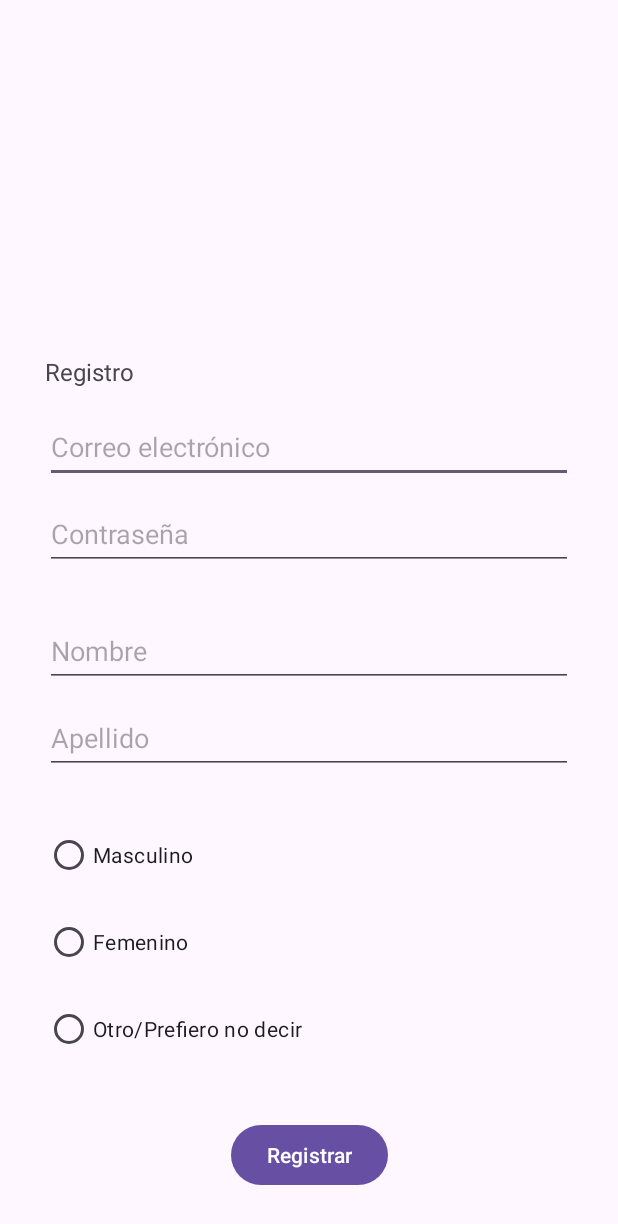
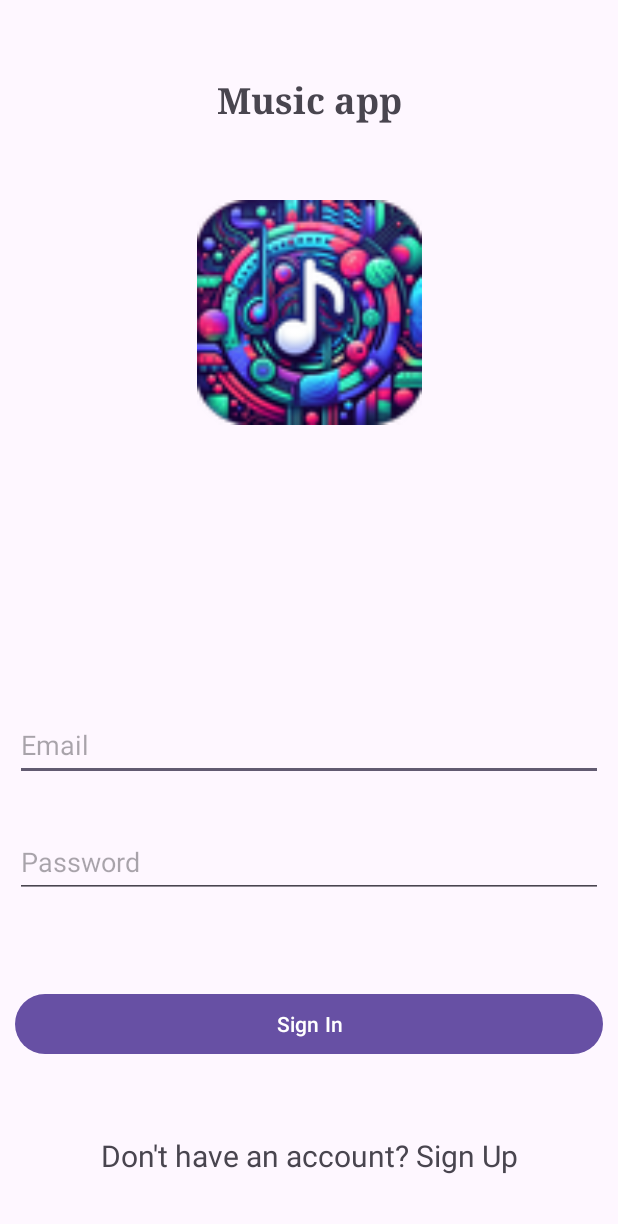
Before and after one commit to RCordobaG/Modulo4PracticaFinal, an Android app: the screen it shows after launch (RegistroActivity before the commit, MainActivity after it), on a phone screen of 412 x 824 dp. Shown: the top 1224 px of the screen. Run offline under Robolectric (Android 15) with nearby library versions, the phone set to English and light mode, and no system bars.

Commit message:
Fragments and development best practices

```diff
--- a/app/build.gradle.kts
+++ b/app/build.gradle.kts
@@ -33,6 +33,9 @@ android {
     kotlinOptions {
         jvmTarget = "1.8"
     }
+    buildFeatures{
+        viewBinding = true
+    }
 }
 
 dependencies {
--- a/app/src/main/AndroidManifest.xml
+++ b/app/src/main/AndroidManifest.xml
@@ -16,9 +16,6 @@
             android:name=".getInfoActivity"
             android:exported="false" />
         <activity
-            android:name=".RegistroActivity"
-            android:exported="false" />
-        <activity
             android:name=".MainActivity"
             android:exported="true">
             <intent-filter>
--- /dev/null
+++ b/app/src/main/java/com/rodricorgom/modulo4practicafinal/FragmentLogin.kt
@@ -0,0 +1,81 @@
+package com.rodricorgom.modulo4practicafinal
+
+import android.content.Intent
+import android.os.Bundle
+import androidx.fragment.app.Fragment
+import android.view.LayoutInflater
+import android.view.View
+import android.view.ViewGroup
+import com.rodricorgom.modulo4practicafinal.databinding.FragmentLoginBinding
+
+// TODO: Rename parameter arguments, choose names that match
+// the fragment initialization parameters, e.g. ARG_ITEM_NUMBER
+private const val ARG_PARAM1 = "EMAIL"
+private const val ARG_PARAM2 = "PASSWORD"
+
+/**
+ * A simple [Fragment] subclass.
+ * Use the [FragmentLogin.newInstance] factory method to
+ * create an instance of this fragment.
+ */
+class FragmentLogin : Fragment() {
+    private lateinit var binding : FragmentLoginBinding
+    // TODO: Rename and change types of parameters
+    private var param1: String? = null
+    private var param2: String? = null
+
+    override fun onCreate(savedInstanceState: Bundle?) {
+        super.onCreate(savedInstanceState)
+        arguments?.let {
+            param1 = it.getString(ARG_PARAM1)
+            param2 = it.getString(ARG_PARAM2)
+        }
+    }
+
+    override fun onCreateView(
+        inflater: LayoutInflater, container: ViewGroup?,
+        savedInstanceState: Bundle?
+    ): View? {
+        // Inflate the layout for this fragment
+        binding = FragmentLoginBinding.inflate(inflater,container,false)
+        return binding.root
+    }
+
+    override fun onViewCreated(view: View, savedInstanceState: Bundle?) {
+        super.onViewCreated(view, savedInstanceState)
+        var mail = binding.textEmail.text
+        var pass = binding.textPassword.text
+        binding.buttonSignIn.setOnClickListener{
+            val user = Usuario(mail.toString(),pass.toString())
+            val signInIntent = Intent(requireContext(),getInfoActivity::class.java).apply{
+                putExtra("EXTRA_EMAIL",user.email)
+                putExtra("EXTRA_PASSWORD",user.password)
+                putExtra("EXTRA_TYPE","SIGN_IN")
+            }
+            startActivity(signInIntent)
+        }
+        binding.registerText.setOnClickListener{
+            val user = Usuario(mail.toString(),pass.toString())
+            parentFragmentManager.beginTransaction()
+                .replace(R.id.fragmentContainerView,FragmentSignUp.newInstance(user.email,user.password))
+                .addToBackStack("FragmentSignUp")
+                .commit()
+        }
+
+    }
+
+    companion object {
+        /**
+         * Use this factory method to create a new instance of
+         * this fragment using the provided parameters.
+         *
+         * @param param1 Parameter 1.
+         * @param param2 Parameter 2.
+         * @return A new instance of fragment LoginFragment.
+         */
+        // TODO: Rename and change types and number of parameters
+        @JvmStatic
+        fun newInstance() =
+            FragmentLogin()
+    }
+}
--- a/app/src/main/java/com/rodricorgom/modulo4practicafinal/MainActivity.kt
+++ b/app/src/main/java/com/rodricorgom/modulo4practicafinal/MainActivity.kt
@@ -3,17 +3,21 @@ package com.rodricorgom.modulo4practicafinal
 import android.content.Intent
 import androidx.appcompat.app.AppCompatActivity
 import android.os.Bundle
+import com.rodricorgom.modulo4practicafinal.databinding.ActivityMainBinding
 
 class MainActivity : AppCompatActivity() {
+    private lateinit var binding : ActivityMainBinding
     override fun onCreate(savedInstanceState: Bundle?) {
         super.onCreate(savedInstanceState)
-        setContentView(R.layout.activity_main)
+        binding = ActivityMainBinding.inflate(layoutInflater)
+        setContentView(binding.root)
     }
 
     override fun onResume() {
         super.onResume()
-        val nextIntent = Intent(this,RegistroActivity::class.java)
-        startActivity(nextIntent)
+        supportFragmentManager.beginTransaction()
+            .add(R.id.fragmentContainerView,FragmentLogin.newInstance())
+            .commit()
     }
 
 }
--- a/app/src/main/java/com/rodricorgom/modulo4practicafinal/RegistroActivity.kt
+++ /dev/null
@@ -1,43 +0,0 @@
-package com.rodricorgom.modulo4practicafinal
-
-import android.content.Intent
-import androidx.appcompat.app.AppCompatActivity
-import android.os.Bundle
-import android.widget.Button
-import android.widget.EditText
-import android.widget.RadioButton
-import android.widget.RadioGroup
-import android.widget.TextView
-
-class RegistroActivity : AppCompatActivity() {
-    override fun onCreate(savedInstanceState: Bundle?) {
-        super.onCreate(savedInstanceState)
-        setContentView(R.layout.activity_registro)
-
-        val registerBtn = findViewById<Button>(R.id.registroBtn)
-
-        val sendUserIntent = Intent(this,getInfoActivity::class.java)
-
-        var correo = findViewById<EditText>(R.id.emailTxt)
-        var password = findViewById<EditText>(R.id.passwordTxt)
-        var nombre = findViewById<EditText>(R.id.nombreTxt)
-        var apellido = findViewById<EditText>(R.id.apellidoTxt)
-        var genero = findViewById<RadioGroup>(R.id.radioGroup)
-
-
-
-
-
-        registerBtn.setOnClickListener{
-            var generoId = findViewById<RadioButton>(genero.checkedRadioButtonId)
-            val dataIntent = Intent(this,getInfoActivity::class.java).apply{
-                putExtra("email",correo.text.toString())
-                putExtra("pass",password.text.toString())
-                putExtra("name",nombre.text.toString())
-                putExtra("surname",apellido.text.toString())
-                putExtra("gender",generoId.text.toString())
-            }
-            startActivity(dataIntent)
-        }
-    }
-}
--- a/app/src/main/res/layout/activity_main.xml
+++ b/app/src/main/res/layout/activity_main.xml
@@ -7,10 +7,8 @@
 
     tools:context=".MainActivity">
 
-    <ImageView
-        android:id="@+id/imageView2"
-        android:layout_width="wrap_content"
-        android:layout_height="wrap_content"
-        android:layout_margin="20dp"
-        tools:srcCompat="@tools:sample/backgrounds/scenic" />
+    <androidx.fragment.app.FragmentContainerView
+        android:id="@+id/fragmentContainerView"
+        android:layout_width="match_parent"
+        android:layout_height="match_parent" />
 </FrameLayout>
--- a/app/src/main/res/layout/activity_registro.xml
+++ /dev/null
@@ -1,116 +0,0 @@
-<?xml version="1.0" encoding="utf-8"?>
-<androidx.constraintlayout.widget.ConstraintLayout xmlns:android="http://schemas.android.com/apk/res/android"
-xmlns:app="http://schemas.android.com/apk/res-auto"
-xmlns:tools="http://schemas.android.com/tools"
-android:layout_width="match_parent"
-android:layout_height="match_parent"
-android:padding="30dp"
-tools:context=".RegistroActivity">
-
-<Button
-    android:id="@+id/registroBtn"
-    android:layout_width="wrap_content"
-    android:layout_height="wrap_content"
-    android:text="Registrar"
-    app:layout_constraintBottom_toBottomOf="parent"
-    app:layout_constraintEnd_toEndOf="parent"
-    app:layout_constraintStart_toStartOf="parent" />
-
-<RadioGroup
-    android:id="@+id/radioGroup"
-    android:layout_width="match_parent"
-    android:layout_height="180dp"
-    android:layout_marginBottom="20dp"
-    app:layout_constraintBottom_toTopOf="@+id/registroBtn"
-    app:layout_constraintEnd_toEndOf="parent"
-    app:layout_constraintStart_toStartOf="parent">
-
-    <RadioButton
-        android:id="@+id/radioMale"
-        android:layout_width="match_parent"
-        android:layout_height="wrap_content"
-        android:layout_marginBottom="10dp"
-        android:text="Masculino" />
-
-    <RadioButton
-        android:id="@+id/radioFemale"
-        android:layout_width="match_parent"
-        android:layout_height="wrap_content"
-        android:layout_marginBottom="10dp"
-        android:text="Femenino" />
-
-    <RadioButton
-        android:id="@+id/radioOther"
-        android:layout_width="match_parent"
-        android:layout_height="wrap_content"
-        android:text="Otro/Prefiero no decir" />
-</RadioGroup>
-
-<EditText
-    android:id="@+id/emailTxt"
-    android:layout_width="match_parent"
-    android:layout_height="48dp"
-    android:layout_marginBottom="10dp"
-    android:ems="10"
-    android:hint="Correo electrónico"
-    android:inputType="textEmailAddress"
-    app:layout_constraintBottom_toTopOf="@+id/passwordTxt"
-    app:layout_constraintEnd_toEndOf="parent"
-    app:layout_constraintStart_toStartOf="parent" />
-
-<EditText
-    android:id="@+id/passwordTxt"
-    android:layout_width="match_parent"
-    android:layout_height="48dp"
-    android:layout_marginBottom="30dp"
-    android:ems="10"
-    android:hint="Contraseña"
-    android:inputType="textPassword"
-    app:layout_constraintBottom_toTopOf="@+id/nombreTxt"
-    app:layout_constraintEnd_toEndOf="parent"
-    app:layout_constraintStart_toStartOf="parent" />
-
-<EditText
-    android:id="@+id/apellidoTxt"
-    android:layout_width="match_parent"
-    android:layout_height="48dp"
-    android:layout_marginBottom="30dp"
-    android:ems="10"
-    android:hint="Apellido"
-    android:inputType="text"
-    app:layout_constraintBottom_toTopOf="@+id/radioGroup"
-    app:layout_constraintEnd_toEndOf="parent"
-    app:layout_constraintStart_toStartOf="parent" />
-
-<EditText
-    android:id="@+id/nombreTxt"
-    android:layout_width="match_parent"
-    android:layout_height="48dp"
-    android:layout_marginBottom="10dp"
-    android:ems="10"
-    android:hint="Nombre"
-    android:inputType="text"
-    app:layout_constraintBottom_toTopOf="@+id/apellidoTxt"
-    app:layout_constraintEnd_toEndOf="parent"
-    app:layout_constraintStart_toStartOf="parent" />
-
-<TextView
-    android:id="@+id/textView"
-    android:layout_width="wrap_content"
-    android:layout_height="wrap_content"
-    android:layout_marginBottom="15dp"
-    android:text="Registro"
-    android:textSize="16sp"
-    app:layout_constraintBottom_toTopOf="@+id/emailTxt"
-    app:layout_constraintStart_toStartOf="parent" />
-
-<ImageView
-    android:id="@+id/imageView"
-    android:layout_width="100dp"
-    android:layout_height="100dp"
-    app:layout_constraintEnd_toEndOf="parent"
-    app:layout_constraintStart_toStartOf="parent"
-    app:layout_constraintTop_toTopOf="parent"
-    tools:srcCompat="@tools:sample/avatars" />
-
-</androidx.constraintlayout.widget.ConstraintLayout>
--- /dev/null
+++ b/app/src/main/res/layout/fragment_login.xml
@@ -0,0 +1,86 @@
+<?xml version="1.0" encoding="utf-8"?>
+<FrameLayout xmlns:android="http://schemas.android.com/apk/res/android"
+    xmlns:app="http://schemas.android.com/apk/res-auto"
+    xmlns:tools="http://schemas.android.com/tools"
+    android:layout_width="match_parent"
+    android:layout_height="match_parent"
+    android:padding="10dp"
+    tools:context=".FragmentLogin">
+
+    <androidx.constraintlayout.widget.ConstraintLayout
+        android:id="@+id/linearLayout"
+        android:layout_width="match_parent"
+        android:layout_height="match_parent"
+        tools:layout_editor_absoluteX="10dp"
+        tools:layout_editor_absoluteY="10dp">
+
+        <EditText
+            android:id="@+id/textEmail"
+            android:layout_width="match_parent"
+            android:layout_height="48dp"
+            android:layout_marginBottom="30dp"
+            android:ems="10"
+            android:hint="@string/emailHint"
+            android:inputType="textEmailAddress"
+            app:layout_constraintBottom_toTopOf="@+id/textPassword" />
+
+        <EditText
+            android:id="@+id/textPassword"
+            android:layout_width="match_parent"
+            android:layout_height="48dp"
+            android:layout_marginBottom="60dp"
+            android:ems="10"
+            android:hint="@string/passwordHint"
+            android:inputType="textPassword"
+            app:layout_constraintBottom_toTopOf="@+id/buttonSignIn"
+            app:layout_constraintEnd_toEndOf="parent"
+            app:layout_constraintStart_toStartOf="parent" />
+
+        <Button
+            android:id="@+id/buttonSignIn"
+            android:layout_width="match_parent"
+            android:layout_height="wrap_content"
+            android:layout_marginBottom="50dp"
+            android:text="@string/btnSendText"
+            app:layout_constraintBottom_toTopOf="@+id/registerText"
+            app:layout_constraintEnd_toEndOf="parent"
+            app:layout_constraintStart_toStartOf="parent" />
+
+        <TextView
+            android:id="@+id/registerText"
+            android:layout_width="match_parent"
+            android:layout_height="wrap_content"
+            android:layout_marginBottom="30dp"
+            android:text="@string/signUpText"
+            android:textAlignment="center"
+            android:textSize="20sp"
+            app:layout_constraintBottom_toBottomOf="parent"
+            app:layout_constraintEnd_toEndOf="parent"
+            app:layout_constraintStart_toStartOf="parent" />
+
+        <ImageView
+            android:id="@+id/imageView2"
+            android:layout_width="150dp"
+            android:layout_height="150dp"
+            android:layout_marginTop="50dp"
+            app:layout_constraintEnd_toEndOf="parent"
+            app:layout_constraintStart_toStartOf="parent"
+            app:layout_constraintTop_toBottomOf="@+id/textView2"
+            app:srcCompat="@drawable/ic_launcher"
+            tools:src="@drawable/ic_launcher" />
+
+        <TextView
+            android:id="@+id/textView2"
+            android:layout_width="wrap_content"
+            android:layout_height="wrap_content"
+            android:layout_marginTop="40dp"
+            android:fontFamily="serif"
+            android:text="@string/AppName"
+            android:textAlignment="center"
+            android:textSize="24sp"
+            android:textStyle="bold"
+            app:layout_constraintEnd_toEndOf="parent"
+            app:layout_constraintStart_toStartOf="parent"
+            app:layout_constraintTop_toTopOf="parent" />
+    </androidx.constraintlayout.widget.ConstraintLayout>
+</FrameLayout>
--- a/app/src/main/res/values/strings.xml
+++ b/app/src/main/res/values/strings.xml
@@ -1,4 +1,22 @@
 <resources>
     <string name="app_name">Modulo4PracticaFinal</string>
-    <string name="btnSendText">Registrar</string>
+    <string name="btnSendText">Sign In</string>
+    <!-- TODO: Remove or change this placeholder text -->
+    <string name="signUpText">Don\'t have an account? Sign Up</string>
+    <string name="AppName" translatable="false">Music app</string>
+    <string name="nameLabel">Name</string>
+    <string name="surnameLabel">Last name</string>
+    <string name="genderLabel">Gender</string>
+    <string name="emailLabel">Email</string>
+    <string name="passwordLabel">Password</string>
+    <string name="getInfoTitle">Received Data</string>
+    <string name="emailHint">Email</string>
+    <string name="passwordHint">Password</string>
+    <string name="signUpLabel">Sign Up</string>
+    <string name="nameHint">First Name</string>
+    <string name="surnameHint">Last Name</string>
+    <string name="signUpButton">Register</string>
+    <string name="radioMale">Male</string>
+    <string name="radioFemale">Female</string>
+    <string name="radioOther">Other/Prefer not to say</string>
 </resources>
```
Also changed, not shown: app/src/main/java/com/rodricorgom/modulo4practicafinal/FragmentSignUp.kt (added, +98 -0 lines), app/src/main/java/com/rodricorgom/modulo4practicafinal/Usuario.kt (+6 -4 lines), app/src/main/java/com/rodricorgom/modulo4practicafinal/getInfoActivity.kt (+5 -5 lines), app/src/main/res/layout/activity_get_info.xml (+8 -11 lines), app/src/main/res/layout/fragment_sign_up.xml (added, +116 -0 lines), app/src/main/res/drawable-hdpi/ic_launcher.png (added), app/src/main/res/drawable-mdpi/ic_launcher.png (added), app/src/main/res/drawable-xhdpi/ic_launcher.png (added), app/src/main/res/drawable-xxhdpi/ic_launcher.png (added), app/src/main/res/drawable-xxxhdpi/ic_launcher.png (added), 1 other file.
